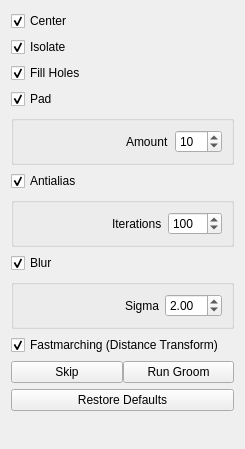
Old version of the form src/Application/Groom/GroomTool.ui in the repository SCIInstitute/ShapeWorks.
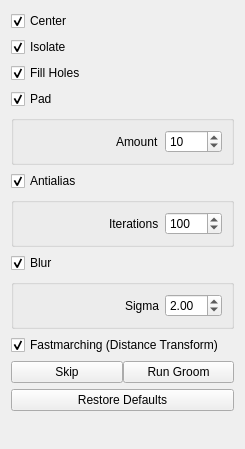
New version of the form.

Commit message: gui spinner sizes and tab order

Patch:
```diff
--- a/src/Application/Groom/GroomTool.ui
+++ b/src/Application/Groom/GroomTool.ui
@@ -93,6 +93,12 @@
         </item>
         <item>
          <widget class="QSpinBox" name="padding_amount">
+          <property name="minimumSize">
+           <size>
+            <width>57</width>
+            <height>0</height>
+           </size>
+          </property>
           <property name="maximum">
            <number>500</number>
           </property>
@@ -142,6 +148,12 @@
         </item>
         <item>
          <widget class="QSpinBox" name="antialias_iterations">
+          <property name="minimumSize">
+           <size>
+            <width>57</width>
+            <height>0</height>
+           </size>
+          </property>
           <property name="maximum">
            <number>5000</number>
           </property>
```
Left out of the diff: 6 changed lines with no effect on the pictures. The commit also changes 1 other file.
